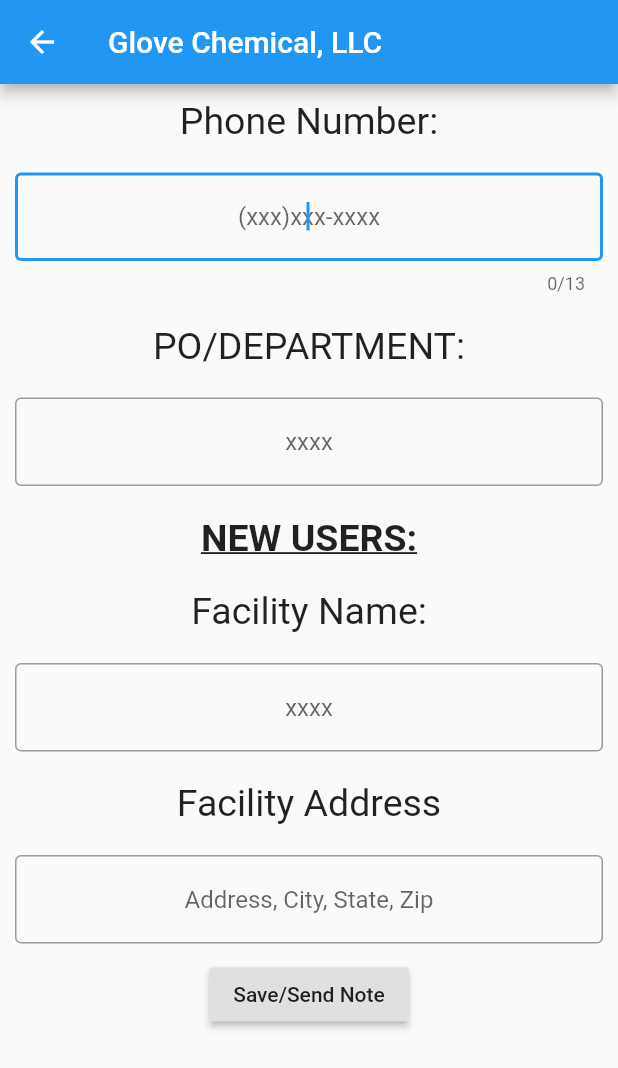
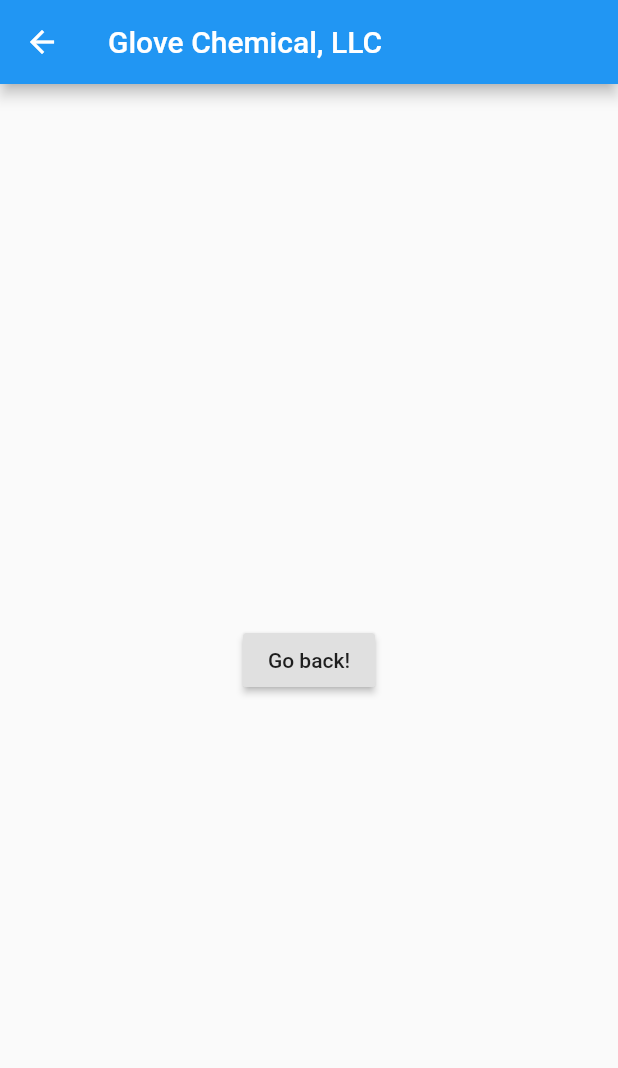
Before and after one commit to Jtmalina/Glove-Chemical-LLC, a Flutter app: the LoginPage screen opened directly, on a phone screen of 412 x 824 dp. Shown: the top 1068 px of the screen. Run offline on Flutter 3.47's test engine with Material 2 defaults, Android fonts, the phone set to English and light mode, and no system bars.

Commit message:
Revert "Added Textfields and Text"

```diff
--- a/lib/main.dart
+++ b/lib/main.dart
@@ -46,139 +46,6 @@ class LoginPage extends StatelessWidget {
       appBar: AppBar(
         title: Text("Glove Chemical, LLC"),
       ),
-      body: SingleChildScrollView(
-        child: Center(
-          child: Column(
-            children: <Widget>[
-              Container(
-                padding: EdgeInsets.all(10),
-                child: Text(
-                  'Phone Number:',
-                  style: TextStyle(
-                    fontSize: 25,
-                    //background: Paint()..color = Colors.grey
-                  ),
-                  textAlign: TextAlign.center,
-                ),
-              ),
-              Container(
-                padding: EdgeInsets.all(10),
-                child: TextField(
-                  enableInteractiveSelection: true,
-                  autocorrect: true,
-                  autofocus: true,
-                  enabled: true,
-                  textAlign: TextAlign.center,
-                  maxLength: 13,
-                  decoration: InputDecoration(
-                      border: OutlineInputBorder(),
-                      hintText: "(xxx)xxx-xxxx"
-                  ),
-                ),
-              ),
-              Container(
-                padding: EdgeInsets.all(10),
-                child: Text(
-                  'PO/DEPARTMENT:',
-                  style: TextStyle(fontSize: 25),
-                  textAlign: TextAlign.center,
-                ),
-              ),
-              Container(
-                padding: EdgeInsets.all(10),
-                child:TextField(
-                  enableInteractiveSelection: true,
-                  autocorrect: true,
-                  autofocus: true,
-                  enabled: true,
-                  textAlign: TextAlign.center,
-                  decoration: InputDecoration(
-                      border: OutlineInputBorder(),
-                      hintText: "xxxx"
-                  ),
-                ),
-              ),
-              Container(
-                padding: EdgeInsets.all(10),
-                child:Text(
-                  'NEW USERS:',
-                  style: TextStyle(
-                      fontSize: 25,
-                      fontWeight: FontWeight.bold,
-                      decoration: TextDecoration.underline
-                  ),
-                  textAlign: TextAlign.center,
-                ),
-              ),
-              Container(
-                padding: EdgeInsets.all(10),
-                child: Text(
-                  'Facility Name:',
-                  style: TextStyle(fontSize: 25),
-                  textAlign: TextAlign.center,
-                ),
-              ),
-              Container(
-                padding: EdgeInsets.all(10),
-                child: TextField(
-                  enableInteractiveSelection: true,
-                  autocorrect: true,
-                  enabled: true,
-                  autofocus: true,
-                  textAlign: TextAlign.center,
-                  decoration: InputDecoration(
-                      border: OutlineInputBorder(),
-                      hintText: "xxxx"
-                  ),
-                ),
-              ),
-              Container(
-                padding: EdgeInsets.all(10),
-                child: Text(
-                  'Facility Address',
-                  style: TextStyle(fontSize: 25),
-                  textAlign: TextAlign.center,
-                ),
-              ),
-              Container(
-                padding: EdgeInsets.all(10),
-                child: TextField(
-                  enableInteractiveSelection: true,
-                  autocorrect: true,
-                  autofocus: true,
-                  enabled: true,
-                  textAlign: TextAlign.center,
-                  decoration: InputDecoration(
-                    border: OutlineInputBorder(),
-                    hintText: "Address, City, State, Zip",
-                  ),
-                ),
-              ),
-
-              RaisedButton(
-                onPressed: () {
-                  Navigator.push(
-                    context,
-                    MaterialPageRoute(builder: (context) => NotePage()),
-                  );
-                },
-                child: Text('Save/Send Note'),
-              ),
-            ],
-          ),
-        ),
-      ),
-    );
-  }
-}
-
-class NotePage extends StatelessWidget {
-  @override
-  Widget build(BuildContext context) {
-    return Scaffold(
-      appBar: AppBar(
-        title: Text("Glove Chemical, LLC"),
-      ),
       body: Center(
         child: RaisedButton(
           onPressed: () {
@@ -190,3 +57,91 @@ class NotePage extends StatelessWidget {
     );
   }
 }
+/*class RandomWordsState extends State<RandomWords> {
+  final _suggestions = <WordPair>[];
+  final Set<WordPair> _saved = Set<WordPair>();
+  final _biggerFont = const TextStyle(fontSize: 18.0);
+  Widget _buildSuggestions() {
+    return ListView.builder(
+        padding: const EdgeInsets.all(16.0),
+        itemBuilder: */ /*1*/ /* (context, i) {
+          if (i.isOdd) return Divider(); */ /*2*/ /*
+
+          final index = i ~/ 2; */ /*3*/ /*
+          if (index >= _suggestions.length) {
+            _suggestions.addAll(generateWordPairs().take(10)); */ /*4*/ /*
+          }
+          return _buildRow(_suggestions[index]);
+        });
+  }
+  Widget _buildRow(WordPair pair) {
+    final bool alreadySaved = _saved.contains(pair);
+    return ListTile(
+      title: Text(
+        pair.asPascalCase,
+        style: _biggerFont,
+      ),
+      trailing: Icon(   // Add the lines from here...
+        alreadySaved ? Icons.favorite : Icons.favorite_border,
+        color: alreadySaved ? Colors.red : null,
+      ),
+      onTap: () {      // Add 9 lines from here...
+        setState(() {
+          if (alreadySaved) {
+            _saved.remove(pair);
+          } else {
+            _saved.add(pair);
+          }
+        });
+      },
+    );
+  }
+  @override
+  Widget build(BuildContext context) {
+    return Scaffold(
+      appBar: AppBar(
+        title: Text('Startup Name Generator'),
+        actions: <Widget>[      // Add 3 lines from here...
+          IconButton(icon: Icon(Icons.list), onPressed: _pushSaved),
+        ],                      // ... to here.
+      ),
+      body: _buildSuggestions(),
+    );
+  }
+  void _pushSaved() {
+    Navigator.of(context).push(
+      MaterialPageRoute<void>(   // Add 20 lines from here...
+        builder: (BuildContext context) {
+          final Iterable<ListTile> tiles = _saved.map(
+                (WordPair pair) {
+              return ListTile(
+                title: Text(
+                  pair.asPascalCase,
+                  style: _biggerFont,
+                ),
+              );
+            },
+          );
+          final List<Widget> divided = ListTile
+              .divideTiles(
+            context: context,
+            tiles: tiles,
+          )
+              .toList();
+
+          return Scaffold(         // Add 6 lines from here...
+            appBar: AppBar(
+              title: Text('Saved Suggestions'),
+            ),
+            body: ListView(children: divided),
+          );
+        },
+      ),
+    );
+  }
+  */ /*@override
+  Widget build(BuildContext context){
+    final wordPair = WordPair.random();
+    return Text(wordPair.asPascalCase);
+  }*/ /*
+}*/
```
Also changed, not shown: 1 other file.
